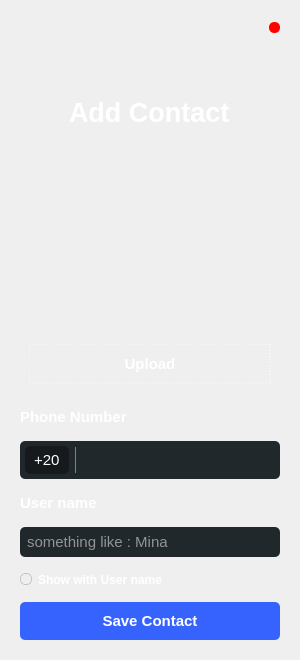
Above: addcontact.ui from MarkoSami/ChatVibes before the change. Below: the same form after it.
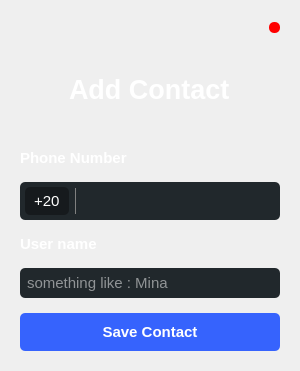
That is the form after the change. Icons and pictures are not drawn.

```diff
--- a/addcontact.ui
+++ b/addcontact.ui
@@ -7,19 +7,19 @@
     <x>0</x>
     <y>0</y>
     <width>300</width>
-    <height>660</height>
+    <height>371</height>
    </rect>
   </property>
   <property name="minimumSize">
    <size>
     <width>300</width>
-    <height>660</height>
+    <height>371</height>
    </size>
   </property>
   <property name="maximumSize">
    <size>
     <width>300</width>
-    <height>660</height>
+    <height>371</height>
    </size>
   </property>
   <property name="windowTitle">
@@ -33,7 +33,7 @@
   </property>
   <layout class="QVBoxLayout" name="verticalLayout">
    <property name="spacing">
-    <number>10</number>
+    <number>0</number>
    </property>
    <item alignment="Qt::AlignTop">
     <widget class="QGroupBox" name="horizontalGroupBox_2">
@@ -117,72 +117,6 @@
            </property>
           </widget>
          </item>
-         <item>
-          <widget class="QGroupBox" name="verticalGroupBox_5">
-           <layout class="QVBoxLayout" name="verticalLayout_8">
-            <property name="spacing">
-             <number>28</number>
-            </property>
-            <property name="leftMargin">
-             <number>0</number>
-            </property>
-            <property name="topMargin">
-             <number>0</number>
-            </property>
-            <property name="rightMargin">
-             <number>0</number>
-            </property>
-            <property name="bottomMargin">
-             <number>0</number>
-            </property>
-            <item alignment="Qt::AlignHCenter">
-             <widget class="QLabel" name="profileIMGLB">
-              <property name="sizePolicy">
-               <sizepolicy hsizetype="Fixed" vsizetype="Fixed">
-                <horstretch>0</horstretch>
-                <verstretch>0</verstretch>
-               </sizepolicy>
-              </property>
-              <property name="minimumSize">
-               <size>
-                <width>164</width>
-                <height>166</height>
-               </size>
-              </property>
-              <property name="maximumSize">
-               <size>
-                <width>161</width>
-                <height>166</height>
-               </size>
-              </property>
-              <property name="styleSheet">
-               <string notr="true">image: url(:/imgs/Profile (2).png);</string>
-              </property>
-              <property name="text">
-               <string/>
-              </property>
-             </widget>
-            </item>
-            <item>
-             <widget class="QPushButton" name="pushButton_9">
-              <property name="cursor">
-               <cursorShape>PointingHandCursor</cursorShape>
-              </property>
-              <property name="styleSheet">
-               <string notr="true">border:1px dotted white; 
-padding : 10px; 
-color : white ; 
-font-size:15px; 
-font-weight:bold;</string>
-              </property>
-              <property name="text">
-               <string>Upload</string>
-              </property>
-             </widget>
-            </item>
-           </layout>
-          </widget>
-         </item>
         </layout>
        </widget>
       </item>
@@ -281,36 +215,6 @@
         </property>
        </widget>
       </item>
-      <item>
-       <widget class="QRadioButton" name="radioButton">
-        <property name="styleSheet">
-         <string notr="true">QRadioButton::indicator {
-    width: 10px;
-    height: 10px;
-}
-
-QRadioButton::indicator::unchecked {
-    border: 1px solid #c4c4c4;
-    border-radius: 5px;
-}
-
-QRadioButton::indicator::checked {
-    border: 1px solid #c4c4c4;
-    border-radius: 5px;
-    background-color: rgb(54, 99, 253);
-  
-}
-#radioButton { 
-color:white;
-font-size: 12px;
-font-weight :bold
-}</string>
-        </property>
-        <property name="text">
-         <string>Show with User name</string>
-        </property>
-       </widget>
-      </item>
       <item>
        <widget class="QPushButton" name="pushButton_2">
         <property name="cursor">
```
Left out of the diff: 2 changed lines with no effect on the pictures.
